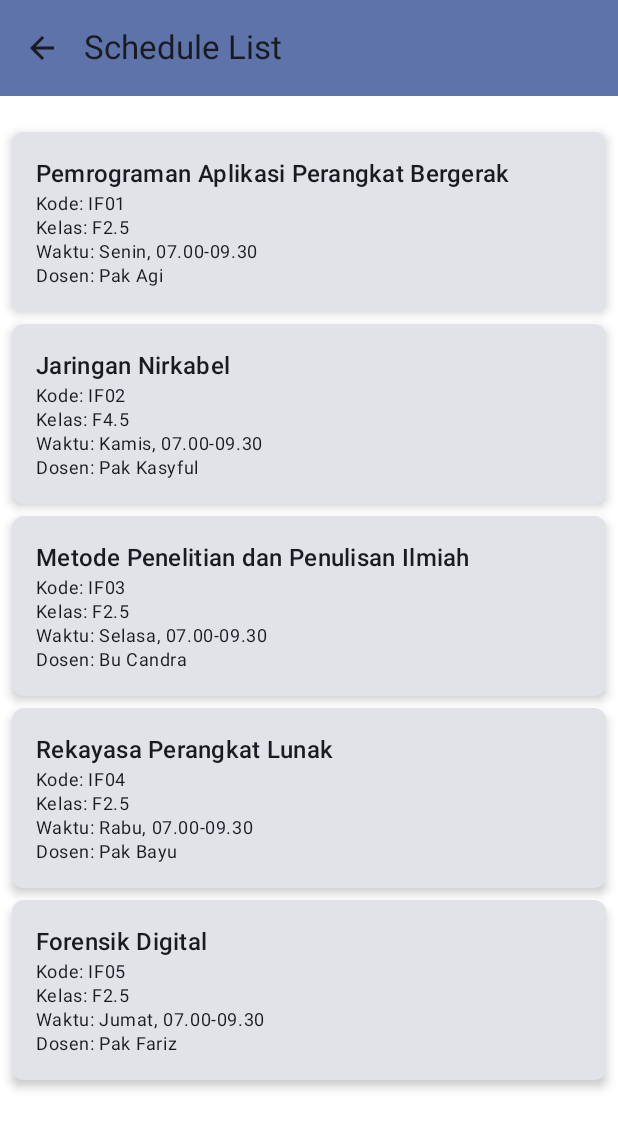
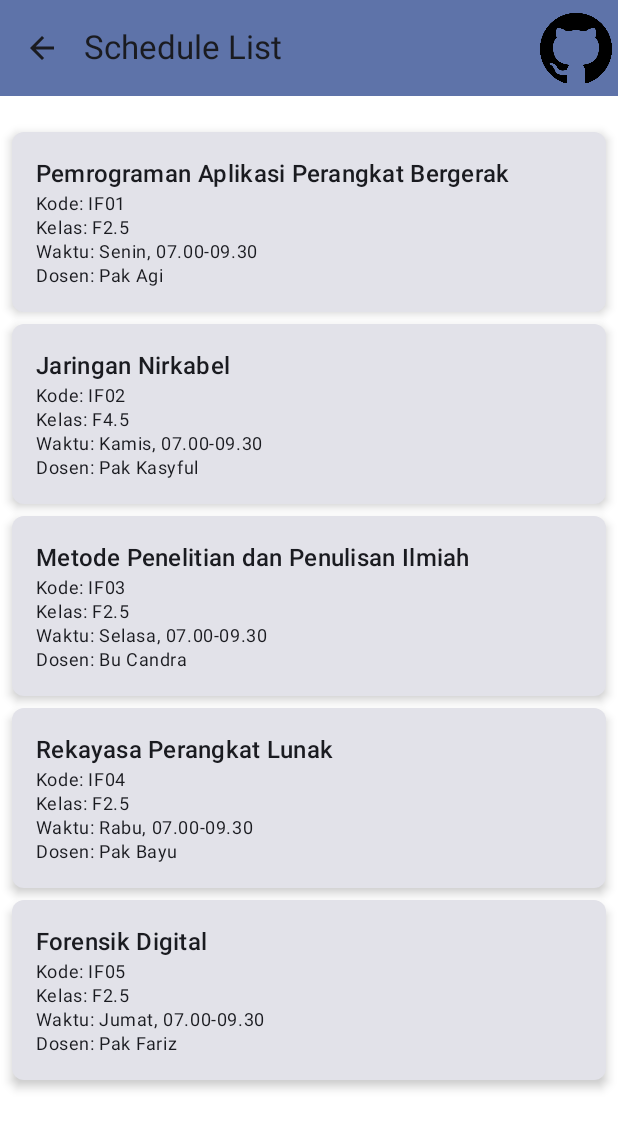
Before and after one commit to maritzaaliyya/Tugas-PAPB, an Android app built with Jetpack Compose: the ScheduleListScreen screen opened through its navigation route, on a phone screen of 412 x 824 dp. Shown: the top 1129 px of the screen. Run offline under Robolectric (Android 15) with nearby library versions, the light colour scheme and no system bars.

Commit message:
Tugas M5

```diff
--- a/app/build.gradle.kts
+++ b/app/build.gradle.kts
@@ -68,6 +68,10 @@ dependencies {
     implementation(libs.androidx.constraintlayout)
     implementation ("com.firebaseui:firebase-ui-auth:7.2.0")
     implementation("androidx.navigation:navigation-compose:2.5.3")
+    implementation ("com.squareup.retrofit2:retrofit:2.9.0")
+    implementation ("com.squareup.retrofit2:converter-gson:2.9.0")
+    implementation ("com.squareup.okhttp3:logging-interceptor:4.9.1")
+    implementation("io.coil-kt:coil-compose:2.0.0")
     testImplementation(libs.junit)
     androidTestImplementation(libs.androidx.junit)
     androidTestImplementation(libs.androidx.espresso.core)
@@ -78,5 +82,4 @@ dependencies {
     implementation(platform("com.google.firebase:firebase-bom:33.3.0"))
     implementation("com.google.firebase:firebase-analytics")
     implementation("com.google.firebase:firebase-auth")
-
 }
--- a/app/src/main/java/com/tifd/prakpapb/ScheduleListScreen.kt
+++ b/app/src/main/java/com/tifd/prakpapb/ScheduleListScreen.kt
@@ -1,5 +1,6 @@
 package com.tifd.prakpapb.ui.screens
 
+import androidx.compose.foundation.Image
 import androidx.compose.foundation.background
 import androidx.compose.foundation.clickable
 import androidx.compose.foundation.layout.*
@@ -13,8 +14,10 @@ import androidx.compose.runtime.Composable
 import androidx.compose.ui.Alignment
 import androidx.compose.ui.Modifier
 import androidx.compose.ui.graphics.Color
+import androidx.compose.ui.res.painterResource
 import androidx.compose.ui.unit.dp
 import androidx.navigation.NavHostController
+import com.tifd.prakpapb.R
 import com.tifd.prakpapb.dummySchedule
 import com.tifd.prakpapb.Schedule
 import com.tifd.prakpapb.ui.theme.PrakPAPBTheme
@@ -28,7 +31,6 @@ fun ScheduleListScreen(navController: NavHostController) {
                 .fillMaxSize()
                 .background(Color.White)
         ) {
-            // Top app bar with back button
             TopAppBar(
                 title = { Text("Schedule List") },
                 navigationIcon = {
@@ -36,13 +38,17 @@ fun ScheduleListScreen(navController: NavHostController) {
                         Icon(Icons.Filled.ArrowBack, contentDescription = "Back")
                     }
                 },
+                actions = {
+                    // Pass navController to GithubImage to navigate to GithubProfileScreen
+                    GithubImage(navController)
+                },
                 colors = TopAppBarDefaults.smallTopAppBarColors(
                     containerColor = MaterialTheme.colorScheme.primaryContainer
-                )
+                ),
             )
+
             Spacer(modifier = Modifier.height(16.dp))
 
-            // Using LazyColumn to display schedules
             LazyColumn(
                 contentPadding = PaddingValues(vertical = 8.dp, horizontal = 8.dp),
                 modifier = Modifier.fillMaxSize()
@@ -61,9 +67,9 @@ fun ScheduleCard(schedule: Schedule) {
     Card(
         modifier = Modifier
             .fillMaxWidth()
-            .clickable { /* Handle card click here if needed */ },
+            .clickable {},
         shape = RoundedCornerShape(8.dp),
-        elevation = CardDefaults.cardElevation(4.dp) // Correct way to specify elevation
+        elevation = CardDefaults.cardElevation(4.dp)
     ) {
         Column(
             modifier = Modifier
@@ -80,3 +86,19 @@ fun ScheduleCard(schedule: Schedule) {
         }
     }
 }
+
+// Modify GithubImage to include onClick navigation logic
+@Composable
+fun GithubImage(navController: NavHostController) {
+    val image = painterResource(R.drawable.github_logo)
+    Image(
+        painter = image,
+        contentDescription = null,
+        modifier = Modifier
+            .size(48.dp)
+            .clickable {
+                // Navigate to GithubProfileScreen when the icon is clicked
+                navController.navigate("github_profile")
+            }
+    )
+}
```
Also changed, not shown: app/src/main/AndroidManifest.xml (+10 -6 lines), app/src/main/java/com/tifd/prakpapb/GithubProfileScreen.kt (added, +129 -0 lines), app/src/main/java/com/tifd/prakpapb/MainActivity.kt (+1 -18 lines), app/src/main/res/layout/activity_github.xml (added, +10 -0 lines), app/src/main/res/drawable-nodpi/github_logo.png (added).
